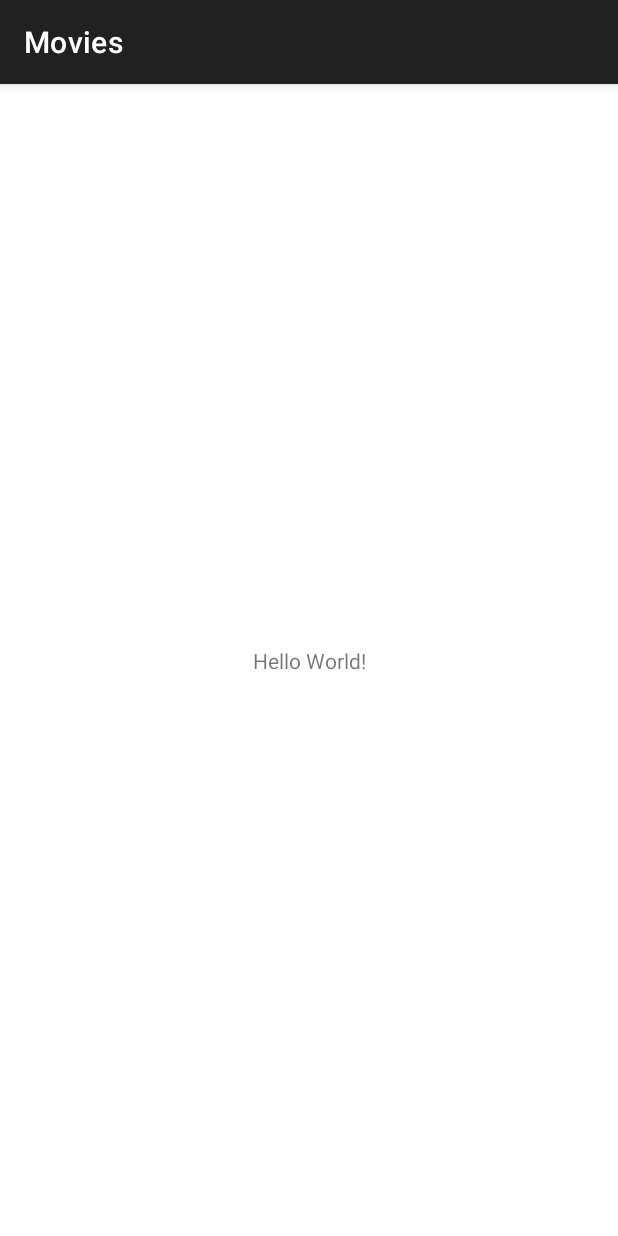
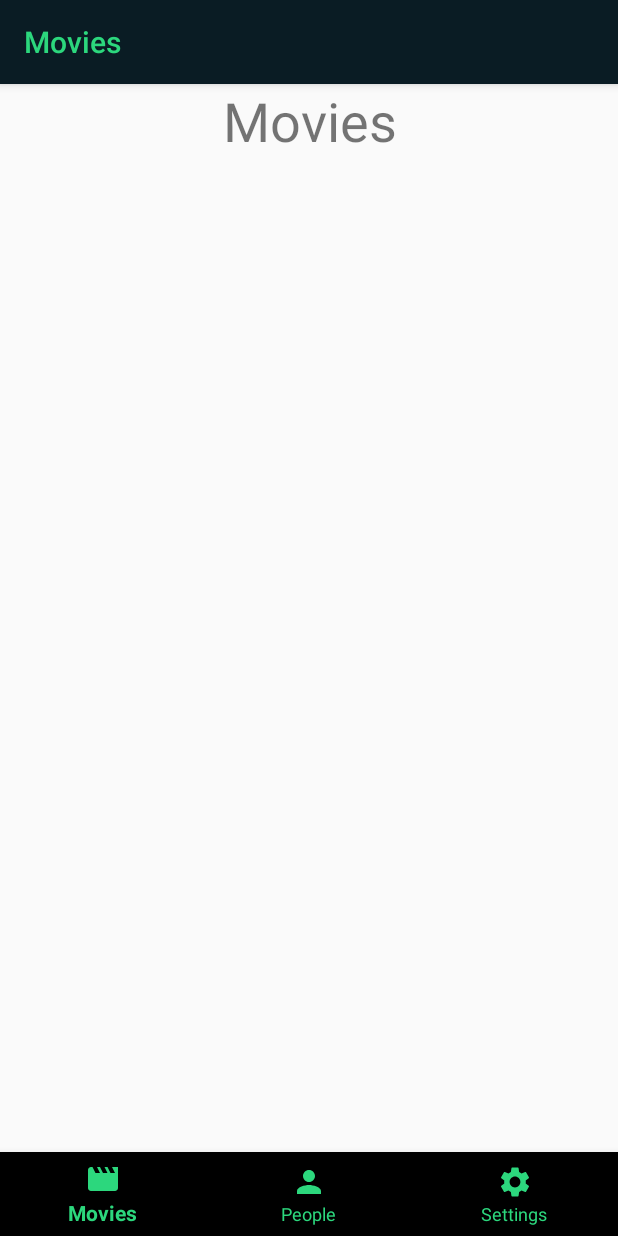
Before and after one commit to rubenderigo/onboarding-android, an Android app: the screen it shows after launch (MainActivity), on a phone screen of 412 x 824 dp. Run offline under Robolectric (Android 15) with nearby library versions, the phone set to English and light mode, and no system bars; our stand-ins replace navigation-ui.

Commit message:
add home bottom navegation

```diff
--- a/app/build.gradle
+++ b/app/build.gradle
@@ -39,6 +39,9 @@ dependencies {
     implementation 'androidx.appcompat:appcompat:1.3.0'
     implementation 'com.google.android.material:material:1.3.0'
     implementation 'androidx.constraintlayout:constraintlayout:2.0.4'
+    implementation 'androidx.legacy:legacy-support-v4:1.0.0'
+    implementation 'androidx.navigation:navigation-fragment-ktx:2.3.5'
+    implementation 'androidx.navigation:navigation-ui-ktx:2.3.5'
     testImplementation 'junit:junit:4.+'
     androidTestImplementation 'androidx.test.ext:junit:1.1.2'
     androidTestImplementation 'androidx.test.espresso:espresso-core:3.3.0'
--- a/app/src/main/java/com/example/movies/MainActivity.kt
+++ b/app/src/main/java/com/example/movies/MainActivity.kt
@@ -2,10 +2,24 @@ package com.example.movies
 
 import androidx.appcompat.app.AppCompatActivity
 import android.os.Bundle
+import androidx.navigation.findNavController
+import androidx.navigation.ui.AppBarConfiguration
+import androidx.navigation.ui.setupActionBarWithNavController
+import androidx.navigation.ui.setupWithNavController
+import com.google.android.material.bottomnavigation.BottomNavigationView
 
 class MainActivity : AppCompatActivity() {
+
     override fun onCreate(savedInstanceState: Bundle?) {
         super.onCreate(savedInstanceState)
         setContentView(R.layout.activity_main)
+
+        val bottomNavegation = findViewById<BottomNavigationView>(R.id.bottom_navigation)
+        val navController = findNavController(R.id.container_bottom_nav)
+
+        bottomNavegation.setupWithNavController(navController)
+
+        val appBarConfiguration = AppBarConfiguration(setOf(R.id.moviesFragment, R.id.peopleFragment, R.id.settingsFragment))
+        setupActionBarWithNavController(navController, appBarConfiguration)
     }
 }
--- /dev/null
+++ b/app/src/main/java/com/example/movies/movies/MoviesFragment.kt
@@ -0,0 +1,60 @@
+package com.example.movies.movies
+
+import android.os.Bundle
+import androidx.fragment.app.Fragment
+import android.view.LayoutInflater
+import android.view.View
+import android.view.ViewGroup
+import com.example.movies.R
+
+// TODO: Rename parameter arguments, choose names that match
+// the fragment initialization parameters, e.g. ARG_ITEM_NUMBER
+private const val ARG_PARAM1 = "param1"
+private const val ARG_PARAM2 = "param2"
+
+/**
+ * A simple [Fragment] subclass.
+ * Use the [MoviesFragment.newInstance] factory method to
+ * create an instance of this fragment.
+ */
+class MoviesFragment : Fragment() {
+    // TODO: Rename and change types of parameters
+    private var param1: String? = null
+    private var param2: String? = null
+
+    override fun onCreate(savedInstanceState: Bundle?) {
+        super.onCreate(savedInstanceState)
+        arguments?.let {
+            param1 = it.getString(ARG_PARAM1)
+            param2 = it.getString(ARG_PARAM2)
+        }
+    }
+
+    override fun onCreateView(
+        inflater: LayoutInflater, container: ViewGroup?,
+        savedInstanceState: Bundle?
+    ): View? {
+        // Inflate the layout for this fragment
+        return inflater.inflate(R.layout.fragment_movies, container, false)
+    }
+
+    companion object {
+        /**
+         * Use this factory method to create a new instance of
+         * this fragment using the provided parameters.
+         *
+         * @param param1 Parameter 1.
+         * @param param2 Parameter 2.
+         * @return A new instance of fragment MoviesFragment.
+         */
+        // TODO: Rename and change types and number of parameters
+        @JvmStatic
+        fun newInstance(param1: String, param2: String) =
+            MoviesFragment().apply {
+                arguments = Bundle().apply {
+                    putString(ARG_PARAM1, param1)
+                    putString(ARG_PARAM2, param2)
+                }
+            }
+    }
+}
--- a/app/src/main/res/layout/activity_main.xml
+++ b/app/src/main/res/layout/activity_main.xml
@@ -6,13 +6,24 @@
     android:layout_height="match_parent"
     tools:context=".MainActivity">
 
-    <TextView
-        android:layout_width="wrap_content"
+    <fragment
+        android:id="@+id/container_bottom_nav"
+        android:name="androidx.navigation.fragment.NavHostFragment"
+        android:layout_width="match_parent"
+        android:layout_height="0dp"
+        app:defaultNavHost="true"
+        app:layout_constraintBottom_toTopOf="@+id/bottom_navigation"
+        app:layout_constraintTop_toTopOf="parent"
+        app:navGraph="@navigation/nav_bottom_menu" />
+
+    <com.google.android.material.bottomnavigation.BottomNavigationView
+        android:id="@+id/bottom_navigation"
+        android:layout_width="match_parent"
         android:layout_height="wrap_content"
-        android:text="Hello World!"
+        app:itemIconTint="@color/dark_mint"
+        app:itemTextColor="@color/dark_mint"
         app:layout_constraintBottom_toBottomOf="parent"
-        app:layout_constraintLeft_toLeftOf="parent"
-        app:layout_constraintRight_toRightOf="parent"
-        app:layout_constraintTop_toTopOf="parent" />
+        app:menu="@menu/bottom_navigation_menu"
+        tools:ignore="MissingConstraints" />
 
 </androidx.constraintlayout.widget.ConstraintLayout>
--- /dev/null
+++ b/app/src/main/res/layout/fragment_movies.xml
@@ -0,0 +1,15 @@
+<?xml version="1.0" encoding="utf-8"?>
+<androidx.constraintlayout.widget.ConstraintLayout xmlns:android="http://schemas.android.com/apk/res/android"
+    xmlns:tools="http://schemas.android.com/tools"
+    android:layout_width="match_parent"
+    android:layout_height="match_parent"
+    tools:context=".movies.MoviesFragment">
+    >
+    <TextView
+        android:layout_width="match_parent"
+        android:layout_height="match_parent"
+        android:text="@string/movies"
+        android:textSize="36dp"
+        android:textAlignment="center"/>
+
+</androidx.constraintlayout.widget.ConstraintLayout>
--- /dev/null
+++ b/app/src/main/res/menu/bottom_navigation_menu.xml
@@ -0,0 +1,18 @@
+<?xml version="1.0" encoding="utf-8"?>
+<menu xmlns:android="http://schemas.android.com/apk/res/android">
+    <item
+        android:id="@+id/moviesFragment"
+        android:enabled="true"
+        android:icon="@drawable/ic_baseline_movie_24"
+        android:title="@string/movies"/>
+    <item
+        android:id="@+id/peopleFragment"
+        android:enabled="true"
+        android:icon="@drawable/ic_baseline_person_24"
+        android:title="@string/people"/>
+    <item
+        android:id="@+id/settingsFragment"
+        android:enabled="true"
+        android:icon="@drawable/ic_baseline_settings_24"
+        android:title="@string/settings"/>
+</menu>
--- /dev/null
+++ b/app/src/main/res/navigation/nav_bottom_menu.xml
@@ -0,0 +1,22 @@
+<?xml version="1.0" encoding="utf-8"?>
+<navigation xmlns:android="http://schemas.android.com/apk/res/android"
+    xmlns:app="http://schemas.android.com/apk/res-auto"
+    xmlns:tools="http://schemas.android.com/tools"
+    android:id="@+id/nav_graph"
+    app:startDestination="@id/moviesFragment">
+    <fragment
+        android:id="@+id/moviesFragment"
+        android:name="com.example.movies.movies.MoviesFragment"
+        android:label="Movies"
+        tools:layout="@layout/fragment_movies" />
+    <fragment
+        android:id="@+id/peopleFragment"
+        android:name="com.example.movies.People.PeopleFragment"
+        android:label="People"
+        tools:layout="@layout/fragment_people" />
+    <fragment
+        android:id="@+id/settingsFragment"
+        android:name="com.example.movies.settings.SettingsFragment"
+        android:label="Account Settings"
+        tools:layout="@layout/fragment_settings" />
+</navigation>
--- a/app/src/main/res/values/strings.xml
+++ b/app/src/main/res/values/strings.xml
@@ -38,4 +38,6 @@
     <string name="login_email">Enter New Email Address</string>
     <string name="login_email_repeat">Repeat New Email Address</string>
     <string name="save">Save</string>
+    <!-- TODO: Remove or change this placeholder text -->
+    <string name="hello_blank_fragment">Hello blank fragment</string>
 </resources>
--- a/app/src/main/res/values/themes.xml
+++ b/app/src/main/res/values/themes.xml
@@ -1,17 +1,8 @@
 <resources xmlns:tools="http://schemas.android.com/tools">
     <!-- Base application theme. -->
-    <style name="Theme.Movies" parent="Theme.MaterialComponents.DayNight.DarkActionBar">
-        <!-- Primary brand color.
-        <item name="colorPrimary">@color/purple_500</item>
-        <item name="colorPrimaryVariant">@color/purple_700</item>
-        <item name="colorOnPrimary">@color/white</item>-->
-
-        <!-- Secondary brand color.
-        <item name="colorSecondary">@color/teal_200</item>
-        <item name="colorSecondaryVariant">@color/teal_700</item>
-        <item name="colorOnSecondary">@color/black</item>-->
-
-        <!-- Status bar color.
-        <item name="android:statusBarColor" tools:targetApi="l">?attr/colorPrimaryVariant</item>-->
+    <style name="Theme.Movies" parent="Theme.AppCompat.Light">
+        <item name="colorPrimary">@color/dark_blue_grey</item>
+        <item name="colorPrimaryDark">@color/pine_green</item>
+        <item name="android:textColorPrimary">@color/dark_mint</item>
     </style>
 </resources>
```
Also changed, not shown: app/src/main/java/com/example/movies/People/PeopleFragment.kt (added, +60 -0 lines), app/src/main/java/com/example/movies/movies/PopularFragment.kt (added, +23 -0 lines), app/src/main/java/com/example/movies/movies/TopRatedFragment.kt (added, +24 -0 lines), app/src/main/java/com/example/movies/settings/SettingsFragment.kt (added, +60 -0 lines), app/src/main/res/layout/fragment_people.xml (added, +15 -0 lines), app/src/main/res/layout/fragment_popular.xml (added, +14 -0 lines), app/src/main/res/layout/fragment_settings.xml (added, +15 -0 lines), app/src/main/res/layout/fragment_top_rated.xml (added, +14 -0 lines).
